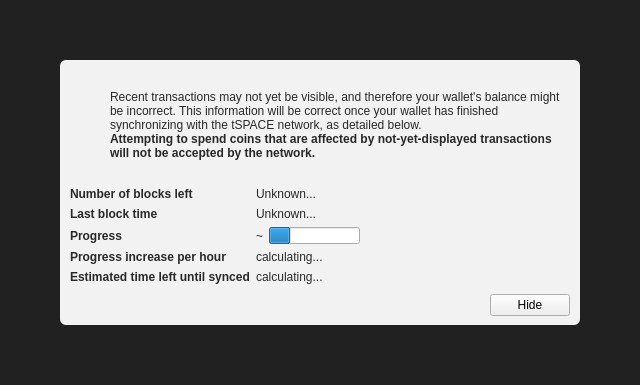
Old version of the form src/qt/forms/modaloverlay.ui in the repository lightspeed393/SpaceOcean.
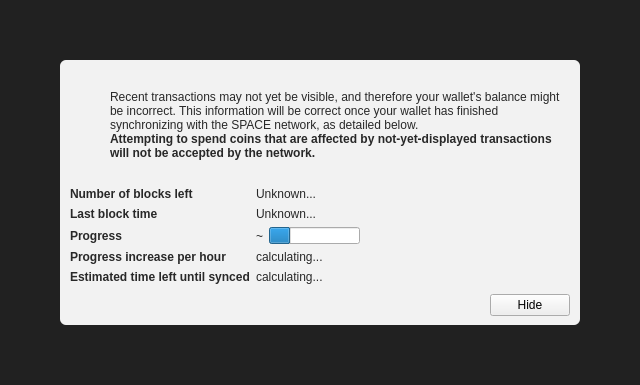
New version of the form. Icons and pictures are not drawn. Custom widgets are drawn as their Qt base class.

Commit message: Edit: Changes for tSPACE to SPACE.

Patch:
```diff
--- a/src/qt/forms/modaloverlay.ui
+++ b/src/qt/forms/modaloverlay.ui
@@ -130,7 +130,7 @@
              <item>
               <widget class="QLabel" name="infoText">
                <property name="text">
-                <string>Recent transactions may not yet be visible, and therefore your wallet's balance might be incorrect. This information will be correct once your wallet has finished synchronizing with the tSPACE network, as detailed below.</string>
+                <string>Recent transactions may not yet be visible, and therefore your wallet's balance might be incorrect. This information will be correct once your wallet has finished synchronizing with the SPACE network, as detailed below.</string>
                </property>
                <property name="textFormat">
                 <enum>Qt::RichText</enum>
```
The commit also changes 117 other files.
